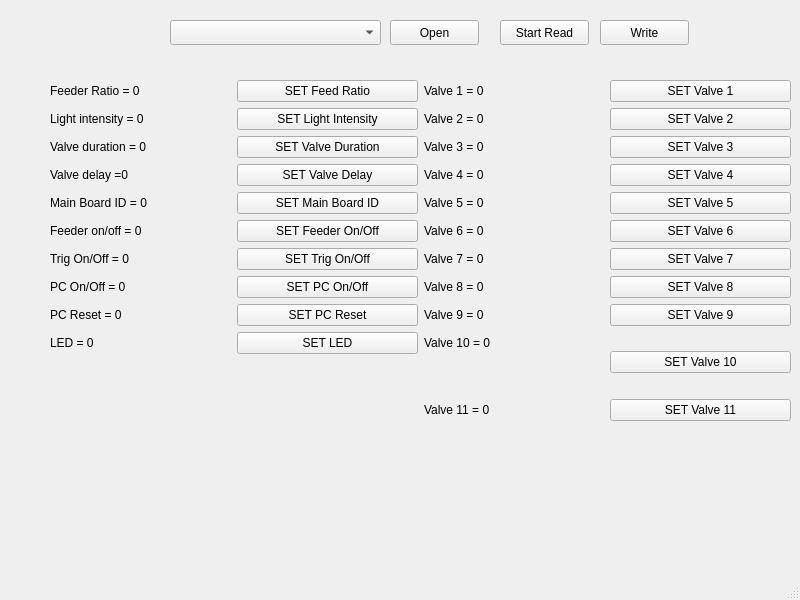
Before: the Qt Designer form ModbusMaster/QtModbusMaster/mainwindow.ui in amin-amani/QModbusMaster, drawn with Qt 5.
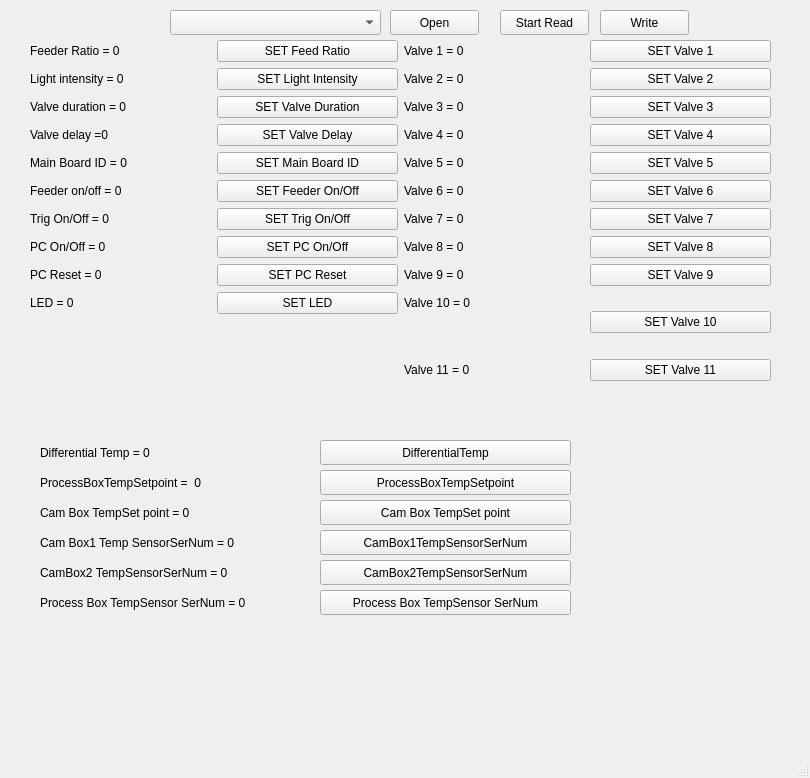
After: the same form once the commit is applied.

```diff
--- a/ModbusMaster/QtModbusMaster/mainwindow.ui
+++ b/ModbusMaster/QtModbusMaster/mainwindow.ui
@@ -6,8 +6,8 @@
    <rect>
     <x>0</x>
     <y>0</y>
-    <width>800</width>
-    <height>600</height>
+    <width>810</width>
+    <height>778</height>
    </rect>
   </property>
   <property name="windowTitle">
@@ -18,7 +18,7 @@
     <property name="geometry">
      <rect>
       <x>170</x>
-      <y>20</y>
+      <y>10</y>
       <width>211</width>
       <height>25</height>
      </rect>
@@ -28,7 +28,7 @@
     <property name="geometry">
      <rect>
       <x>390</x>
-      <y>20</y>
+      <y>10</y>
       <width>89</width>
       <height>25</height>
      </rect>
@@ -41,7 +41,7 @@
     <property name="geometry">
      <rect>
       <x>500</x>
-      <y>20</y>
+      <y>10</y>
       <width>89</width>
       <height>25</height>
      </rect>
@@ -54,7 +54,7 @@
     <property name="geometry">
      <rect>
       <x>600</x>
-      <y>20</y>
+      <y>10</y>
       <width>89</width>
       <height>25</height>
      </rect>
@@ -63,11 +63,11 @@
      <string>Write</string>
     </property>
    </widget>
-   <widget class="QWidget" name="">
+   <widget class="QWidget" name="layoutWidget">
     <property name="geometry">
      <rect>
-      <x>50</x>
-      <y>80</y>
+      <x>30</x>
+      <y>40</y>
       <width>741</width>
       <height>341</height>
      </rect>
@@ -369,6 +369,162 @@
      </item>
     </layout>
    </widget>
+   <widget class="QLabel" name="LabDifferentialTemp">
+    <property name="geometry">
+     <rect>
+      <x>40</x>
+      <y>440</y>
+      <width>241</width>
+      <height>25</height>
+     </rect>
+    </property>
+    <property name="text">
+     <string>Differential Temp = 0</string>
+    </property>
+   </widget>
+   <widget class="QLabel" name="LabProcessBoxTempSetpoint">
+    <property name="geometry">
+     <rect>
+      <x>40</x>
+      <y>470</y>
+      <width>241</width>
+      <height>25</height>
+     </rect>
+    </property>
+    <property name="text">
+     <string>ProcessBoxTempSetpoint =  0</string>
+    </property>
+   </widget>
+   <widget class="QLabel" name="LabCamBox1TempSensorSerNum">
+    <property name="geometry">
+     <rect>
+      <x>40</x>
+      <y>530</y>
+      <width>271</width>
+      <height>25</height>
+     </rect>
+    </property>
+    <property name="text">
+     <string>Cam Box1 Temp SensorSerNum = 0</string>
+    </property>
+   </widget>
+   <widget class="QLabel" name="LabCamBoxTempSetpoint">
+    <property name="geometry">
+     <rect>
+      <x>40</x>
+      <y>500</y>
+      <width>271</width>
+      <height>25</height>
+     </rect>
+    </property>
+    <property name="text">
+     <string>Cam Box TempSet point = 0</string>
+    </property>
+   </widget>
+   <widget class="QLabel" name="LabCamBox2TempSensorSerNum">
+    <property name="geometry">
+     <rect>
+      <x>40</x>
+      <y>560</y>
+      <width>271</width>
+      <height>25</height>
+     </rect>
+    </property>
+    <property name="text">
+     <string>CamBox2 TempSensorSerNum = 0 </string>
+    </property>
+   </widget>
+   <widget class="QPushButton" name="BtnDifferentialTemp">
+    <property name="geometry">
+     <rect>
+      <x>320</x>
+      <y>440</y>
+      <width>251</width>
+      <height>25</height>
+     </rect>
+    </property>
+    <property name="text">
+     <string>DifferentialTemp</string>
+    </property>
+   </widget>
+   <widget class="QPushButton" name="BtnProcessBoxTempSetpoint">
+    <property name="geometry">
+     <rect>
+      <x>320</x>
+      <y>470</y>
+      <width>251</width>
+      <height>25</height>
+     </rect>
+    </property>
+    <property name="text">
+     <string>ProcessBoxTempSetpoint</string>
+    </property>
+   </widget>
+   <widget class="QPushButton" name="BtnCamBox1TempSensorSerNum">
+    <property name="geometry">
+     <rect>
+      <x>320</x>
+      <y>530</y>
+      <width>251</width>
+      <height>25</height>
+     </rect>
+    </property>
+    <property name="text">
+     <string>CamBox1TempSensorSerNum</string>
+    </property>
+   </widget>
+   <widget class="QPushButton" name="BtnCamBox2TempSensorSerNum">
+    <property name="geometry">
+     <rect>
+      <x>320</x>
+      <y>560</y>
+      <width>251</width>
+      <height>25</height>
+     </rect>
+    </property>
+    <property name="text">
+     <string>CamBox2TempSensorSerNum</string>
+    </property>
+   </widget>
+   <widget class="QPushButton" name="BtnCamboxTempSetpoint">
+    <property name="geometry">
+     <rect>
+      <x>320</x>
+      <y>500</y>
+      <width>251</width>
+      <height>25</height>
+     </rect>
+    </property>
+    <property name="text">
+     <string>Cam Box TempSet point</string>
+    </property>
+   </widget>
+   <widget class="QLabel" name="LabProcessBoxTempSensorSerNum">
+    <property name="geometry">
+     <rect>
+      <x>40</x>
+      <y>590</y>
+      <width>271</width>
+      <height>25</height>
+     </rect>
+    </property>
+    <property name="text">
+     <string>Process Box TempSensor SerNum = 0</string>
+    </property>
+   </widget>
+   <widget class="QPushButton" name="BtnProcesboxTempSensorSerNum">
+    <property name="geometry">
+     <rect>
+      <x>320</x>
+      <y>590</y>
+      <width>251</width>
+      <height>25</height>
+     </rect>
+    </property>
+    <property name="text">
+     <string>Process Box TempSensor SerNum</string>
+    </property>
+   </widget>
   </widget>
   <widget class="QMenuBar" name="menubar">
    <property name="geometry">
```
Left out of the diff: 2 changed lines with no effect on the pictures.
